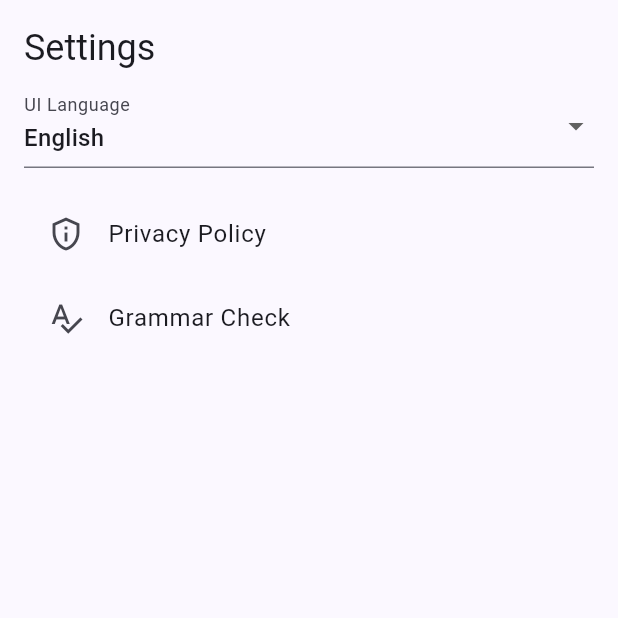
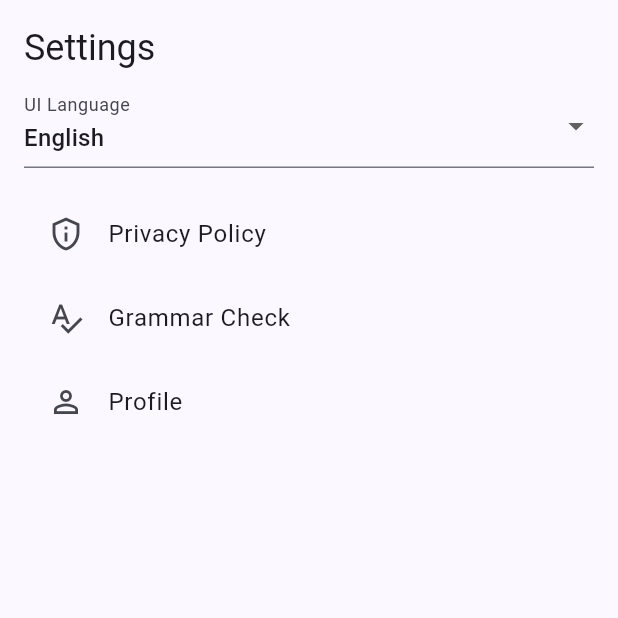
Before and after one commit to kyiithelord/eng, a Flutter app: the SettingsScreen screen opened by its route, on a phone screen of 412 x 824 dp, the top half of it. Run offline on Flutter 3.47's test engine with Material 3 defaults, Android fonts, the light colour scheme and no system bars; our stand-ins replace cloud_firestore, firebase_core, go_router, google_mobile_ads, hive, hive_flutter and 2 more; missing offline and left inert: record; accounts and stored records are empty; network calls fail.

Commit message:
update Add a “Profile” button in Settings or replace Settings tab with Profile.

```diff
--- a/lib/features/settings/settings_screen.dart
+++ b/lib/features/settings/settings_screen.dart
@@ -41,6 +41,11 @@ class _SettingsScreenState extends State<SettingsScreen> {
             title: const Text('Grammar Check'),
             onTap: () => context.pushNamed('grammar'),
           ),
+          ListTile(
+            leading: const Icon(Icons.person_outline),
+            title: const Text('Profile'),
+            onTap: () => context.pushNamed('profile'),
+          ),
         ],
       ),
     );
```
